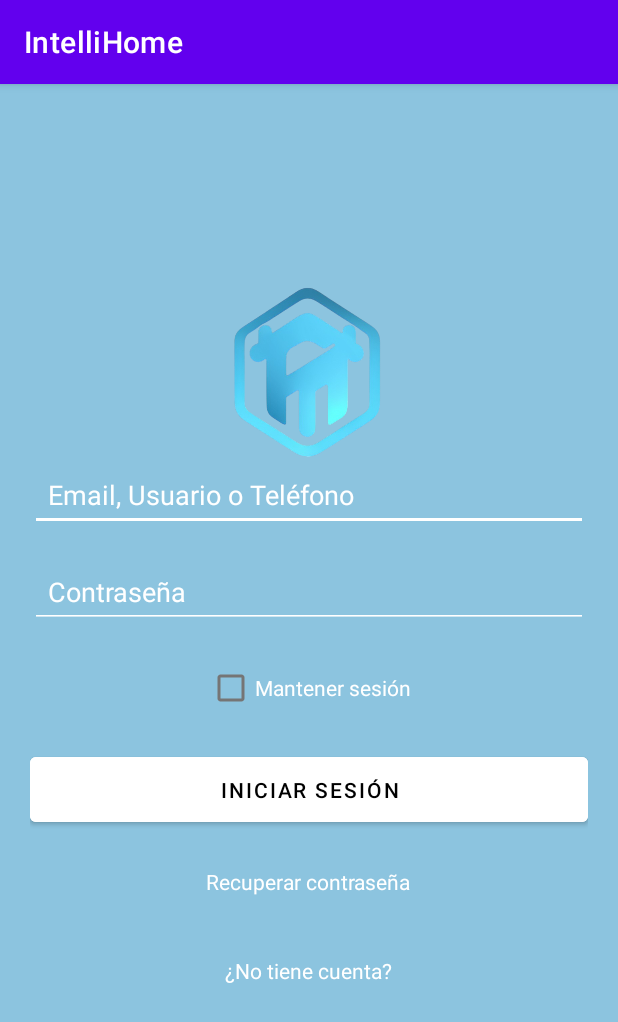
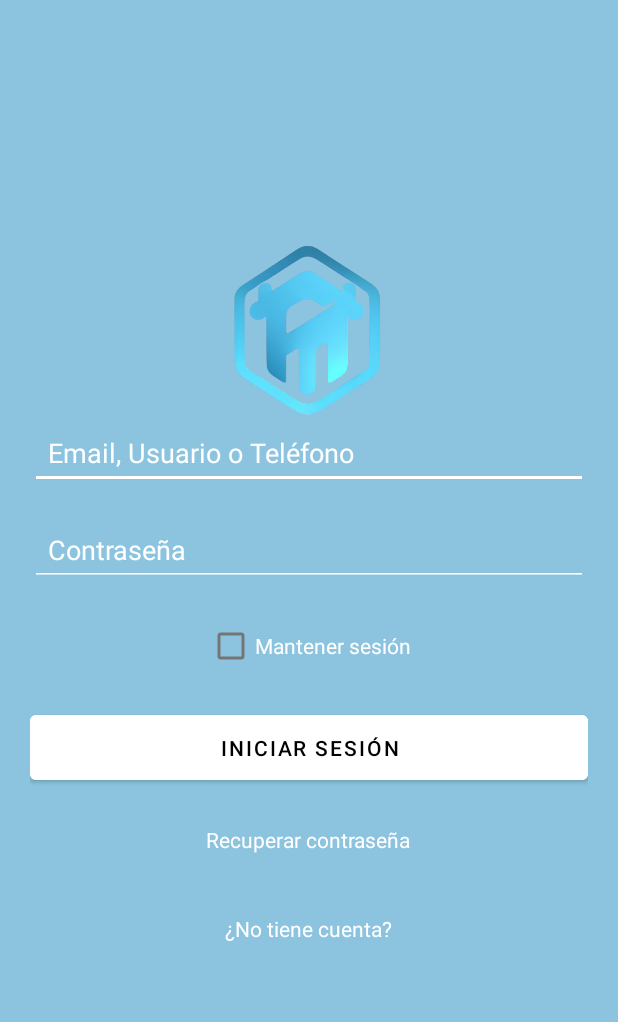
Before and after one commit to SebKoreano/IntelliHome, an Android app: the screen it shows after launch (MainActivity), on a phone screen of 412 x 824 dp. Shown: the top 1022 px of the screen. Run offline under Robolectric (Android 15) with nearby library versions, the phone set to English and light mode, and no system bars.

Commit message:
Update themes.xml
Se quito el ActionBar

```diff
--- a/app/src/main/res/values/themes.xml
+++ b/app/src/main/res/values/themes.xml
@@ -1,6 +1,6 @@
 <resources xmlns:tools="http://schemas.android.com/tools">
     <!-- Base application theme. -->
-    <style name="Theme.IntelliHome" parent="Theme.MaterialComponents.DayNight.DarkActionBar">
+    <style name="Theme.IntelliHome" parent="Theme.MaterialComponents.DayNight.NoActionBar">
         <!-- Primary brand color. -->
         <item name="colorPrimary">@color/purple_500</item>
         <item name="colorPrimaryVariant">@color/purple_700</item>
```
